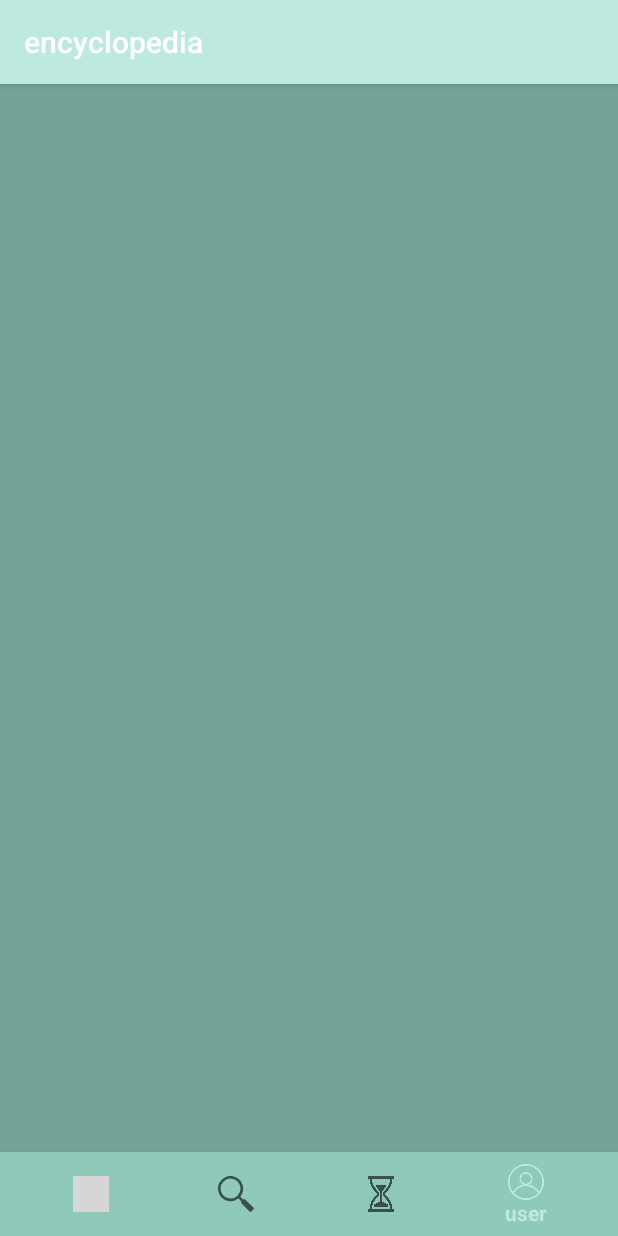
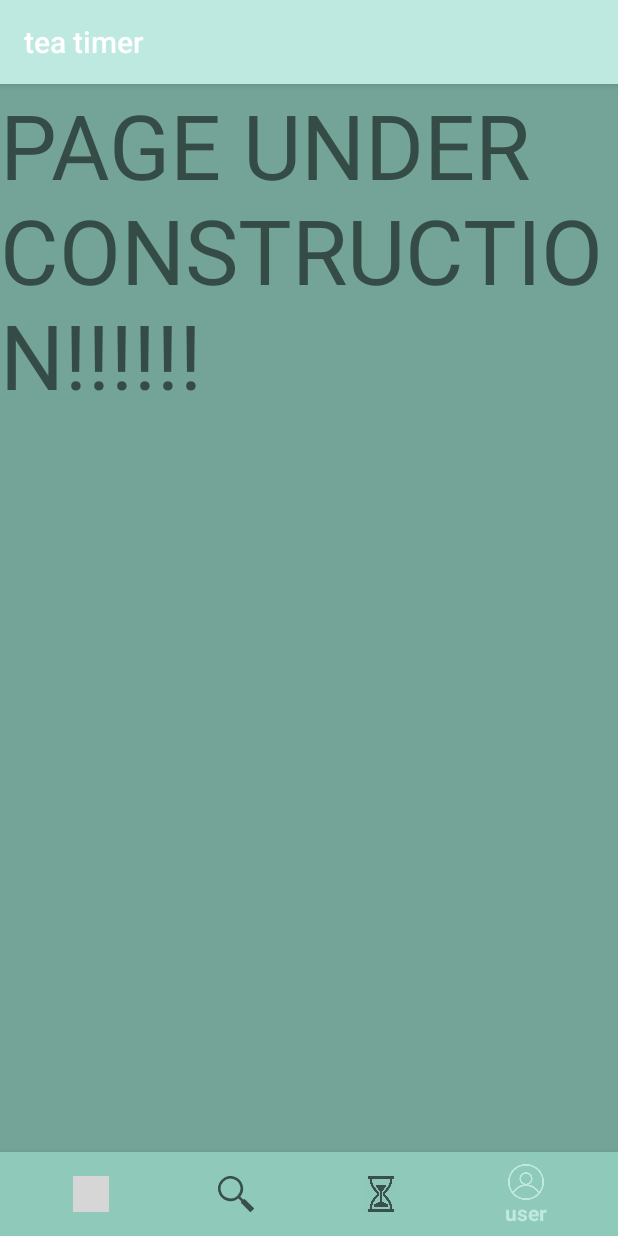
Before and after one commit to williamxyshi/TeaBuddy, an Android app: the MainActivity screen opened directly, with no data from a screen before it, item 4 of the bottom bar chosen, on a phone screen of 412 x 824 dp. Run offline under Robolectric (Android 15) with nearby library versions, the phone set to English and light mode, and no system bars; our stand-ins replace Firebase (no records; nobody signed in at launch, a user with empty details on screens opened directly); libraries missing offline, so code that uses them is left out: io.opencensus.stats, io.realm; pictures from the network do not load; 3 statements that could not run were skipped; grey boxes are pictures that could not be loaded.

Commit message:
added user info fragment

```diff
--- a/app/src/main/java/com/willjane/teabuddy/MainActivity.kt
+++ b/app/src/main/java/com/willjane/teabuddy/MainActivity.kt
@@ -5,9 +5,8 @@ import androidx.appcompat.app.AppCompatActivity
 import android.os.Bundle
 import android.util.Log
 import androidx.lifecycle.ViewModelProviders
-import com.willjane.teabuddy.fragments.DashboardFragment
-import com.willjane.teabuddy.fragments.EncyclopediaFragment
-import com.willjane.teabuddy.fragments.TeaInformationFragment
+import com.google.firebase.firestore.auth.User
+import com.willjane.teabuddy.fragments.*
 import com.willjane.teabuddy.utils.DAO.TeaRealmDAO
 import com.willjane.teabuddy.viewmodels.MainActivityViewModel
 import kotlinx.android.synthetic.main.activity_main.*
@@ -17,6 +16,7 @@ class MainActivity : AppCompatActivity() {
     private lateinit var  dashboardFragment: DashboardFragment
     private lateinit var  encyclopediaFragment: EncyclopediaFragment
     private  lateinit var  teaTimerFragment: TeaTimerFragment
+    private  lateinit var  userFragment: UserFragment
 
     private lateinit var vm: MainActivityViewModel
 
@@ -30,6 +30,7 @@ class MainActivity : AppCompatActivity() {
         dashboardFragment = DashboardFragment()
         encyclopediaFragment = EncyclopediaFragment()
         teaTimerFragment = TeaTimerFragment()
+        userFragment = UserFragment()
 
         supportFragmentManager.beginTransaction().add(R.id.fragmentView, dashboardFragment).commit()
 
@@ -49,6 +50,9 @@ class MainActivity : AppCompatActivity() {
                 }
                 MainActivityViewModel.ENCYCLOPEDIA_PAGE->{
                     supportActionBar?.title = resources.getString(R.string.encyclopedia)
+                }
+                MainActivityViewModel.TEA_TIMER->{
+                    supportActionBar?.title = resources.getString(R.string.teatimer)
                 }
                 MainActivityViewModel.TEA_INFO_PAGE->{
                     supportActionBar?.title = resources.getString(R.string.teaInfo)
@@ -101,7 +105,10 @@ class MainActivity : AppCompatActivity() {
                     true
                 }
                 R.id.bottom_navigation_user->{
-
+                    supportFragmentManager.beginTransaction().apply {
+                        replace(R.id.fragmentView, userFragment).commit()
+                        addToBackStack(null)
+                    }
                     true
                 }
 
--- a/app/src/main/java/com/willjane/teabuddy/adapters/EncyclopediaListAdapter.kt
+++ b/app/src/main/java/com/willjane/teabuddy/adapters/EncyclopediaListAdapter.kt
@@ -15,7 +15,6 @@ import com.willjane.teabuddy.viewmodels.MainActivityViewModel
 class EncyclopediaListAdapter(private val vm: MainActivityViewModel, private val context: Context): RecyclerView.Adapter<EncyclopediaListAdapter.EncyclopediaViewHolder>(){
 
     override fun onCreateViewHolder(parent: ViewGroup, viewType: Int): EncyclopediaViewHolder {
-
         return EncyclopediaViewHolder(LayoutInflater.from(parent.context).inflate(R.layout.cell_encyclopedia_item, parent, false)).apply {
             teaName = itemView.findViewById(R.id.encyclopedia_list_text)
             teaImage = itemView.findViewById(R.id.encyclopedia_list_image)
--- /dev/null
+++ b/app/src/main/java/com/willjane/teabuddy/fragments/UserFragment.kt
@@ -0,0 +1,24 @@
+package com.willjane.teabuddy.fragments
+
+import android.os.Bundle
+import android.view.LayoutInflater
+import android.view.View
+import android.view.ViewGroup
+import androidx.fragment.app.Fragment
+import androidx.recyclerview.widget.GridLayoutManager
+import androidx.recyclerview.widget.LinearLayoutManager
+import androidx.recyclerview.widget.RecyclerView
+import com.willjane.teabuddy.R
+import com.willjane.teabuddy.adapters.TeaListAdapter
+
+class UserFragment: Fragment() {
+    override fun onCreateView(
+        inflater: LayoutInflater,
+        container: ViewGroup?,
+        savedInstanceState: Bundle?
+    ): View? {
+        val rootView = inflater.inflate(R.layout.fragment_user, container, false) as ViewGroup
+
+        return rootView
+    }
+}
--- a/app/src/main/java/com/willjane/teabuddy/utils/DAO/TeaRealmDAO.kt
+++ b/app/src/main/java/com/willjane/teabuddy/utils/DAO/TeaRealmDAO.kt
@@ -1,5 +1,6 @@
 package com.willjane.teabuddy.utils.DAO
 
+import android.util.Log
 import com.willjane.teabuddy.utils.models.Tea
 import io.realm.Realm
 
@@ -8,9 +9,12 @@ object TeaRealmDAO {
     val realm = Realm.getDefaultInstance()
 
     fun updateTeaList(teaList: List<Tea>){
+        Log.d("realm", "teaList: ${teaList.size}")
         realm.executeTransaction {realm ->
+            var i = 0
             teaList.forEach {tea ->
                 realm.copyToRealmOrUpdate(tea)
+                i++
             }
         }
     }
--- a/app/src/main/res/layout/fragment_dashboard.xml
+++ b/app/src/main/res/layout/fragment_dashboard.xml
@@ -50,25 +50,18 @@
         android:textStyle="bold"
         android:id="@+id/favourite_title"
         />
-    <FrameLayout
-        android:id="@+id/recycle_frame"
-        android:layout_marginTop="10dp"
-        app:layout_constraintTop_toBottomOf="@id/favourite_title"
-        app:layout_constraintLeft_toLeftOf="@id/favourite_title"
-        app:layout_constraintEnd_toEndOf="parent"
-        android:layout_width="wrap_content"
-        android:layout_height="150dp">
 
         <androidx.recyclerview.widget.RecyclerView
             android:id="@+id/favouritesRecyclerView"
-            android:layout_width="match_parent"
-            android:layout_height="match_parent"
+            android:layout_width="wrap_content"
+            android:layout_height="wrap_content"
+            android:layout_marginTop="10dp"
             android:orientation="horizontal"
+            app:layout_constraintTop_toBottomOf="@id/favourite_title"
+            app:layout_constraintStart_toStartOf="parent"
             app:layout_constraintEnd_toEndOf="parent"
             app:layoutManager="androidx.recyclerview.widget.LinearLayoutManager"
             tools:listitem="@layout/cell_tea_item" />
-
-    </FrameLayout>
     <TextView
         android:layout_width="wrap_content"
         android:layout_height="wrap_content"
@@ -78,7 +71,7 @@
         android:textColor="@color/gold"
         android:textSize="18sp"
         app:layout_constraintLeft_toLeftOf="@id/tea_title"
-        app:layout_constraintTop_toBottomOf="@id/recycle_frame"
+        app:layout_constraintTop_toBottomOf="@id/favouritesRecyclerView"
         android:textStyle="bold"
         android:id="@+id/recommended_title"
 
--- /dev/null
+++ b/app/src/main/res/layout/fragment_user.xml
@@ -0,0 +1,16 @@
+<?xml version="1.0" encoding="utf-8"?>
+<androidx.constraintlayout.widget.ConstraintLayout
+    xmlns:android="http://schemas.android.com/apk/res/android"
+    xmlns:tools="http://schemas.android.com/tools"
+    xmlns:app="http://schemas.android.com/apk/res-auto"
+    android:layout_width="match_parent"
+    android:layout_height="match_parent"
+    android:background="@color/backgroundColor">
+
+<TextView
+    android:layout_width="wrap_content"
+    android:layout_height="wrap_content"
+    android:text="PAGE UNDER CONSTRUCTION!!!!!!"
+    android:textSize="60dp"/>
+
+</androidx.constraintlayout.widget.ConstraintLayout>
```
